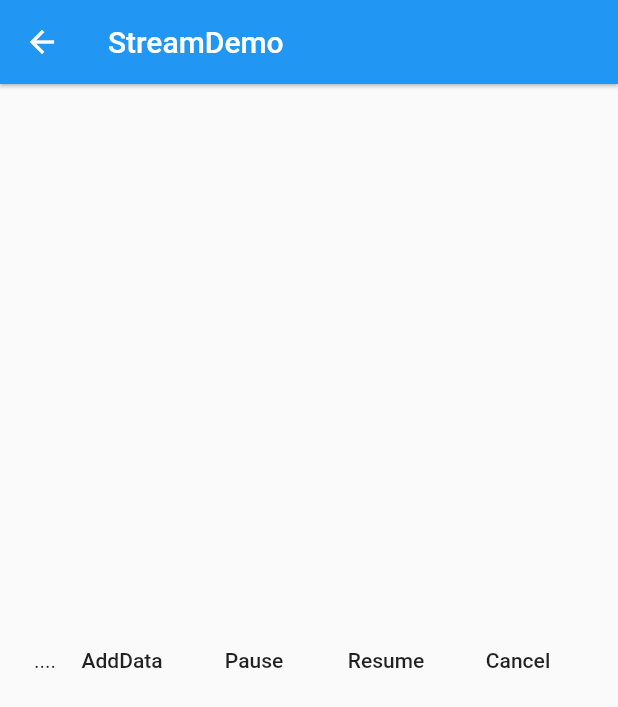
After one commit to pengzishang/FlutterLearning, a Flutter app: the StreamDemo screen opened by its route, after a tap on "AddData", on a phone screen of 412 x 824 dp. The commit adds this screen. Shown: the top 707 px of the screen. Run offline on Flutter 3.47's test engine with Material 2 defaults, Android fonts, the phone set to English and light mode, and no system bars.

Commit message:
15-Stream
Signed-off-by: Desh Peng(SourceTree) <357572659@qq.com>

```diff
--- a/lib/main.dart
+++ b/lib/main.dart
@@ -7,6 +7,7 @@ import 'ChipDemo.dart';
 import 'DataTableDemo.dart';
 import 'StepperDemo.dart';
 import 'state/state_management_demo.dart';
+import 'stream/stream_demo.dart';
 void main() => runApp(MyApp());
 
 final ThemeData kDefaultTheme = new ThemeData(
@@ -47,6 +48,7 @@ class MyApp extends StatelessWidget {
         '/CardDemo':(context) => CardDemo(),
         '/StepperDemo':(context) => StepperDemo(),
         '/StateManagementDemo':(context) => StateManagementDemo(),
+        '/StreamDemo':(context) => StreamDemo(),
       },
     );
     return materialApp;
@@ -193,6 +195,15 @@ class Defalut extends StatelessWidget {
                 Navigator.of(context).pushNamed('/StateManagementDemo');
               },
             ),
+            ListTile(
+              title: Text(
+                'StreamDemo',
+                style: TextStyle(fontSize: 20),
+              ),
+              onTap: () {
+                Navigator.of(context).pushNamed('/StreamDemo');
+              },
+            ),
           ],
         ),
       ),
--- /dev/null
+++ b/lib/stream/stream_demo.dart
@@ -0,0 +1,110 @@
+import 'package:flutter/material.dart';
+import 'dart:async';
+
+class StreamDemo extends StatelessWidget {
+  @override
+  Widget build(BuildContext context) {
+    return Scaffold(
+      appBar: AppBar(
+        elevation: 1.0,
+        title: Text('StreamDemo'),
+      ),
+      body: StreamDemoHome(),
+    );
+  }
+}
+
+class StreamDemoHome extends StatefulWidget {
+  @override
+  _StreamDemoHomeState createState() => _StreamDemoHomeState();
+}
+
+class _StreamDemoHomeState extends State<StreamDemoHome> {
+  StreamSubscription _streamSubscription;
+  StreamController<int> _streamController = StreamController<int>();
+
+  @override
+  void initState() {
+    super.initState();
+//    Stream<int> _streamDemo = Stream.fromFuture(fetchData());
+
+    _streamController = StreamController.broadcast();
+    _streamController.stream.listen(onData, onError: (error) {
+      debugPrint(error);
+    }, onDone: () {
+      debugPrint('dddd');
+    });
+
+    _streamController.stream.listen(onDataTwo, onError: (error) {
+      debugPrint(error);
+    }, onDone: () {
+      debugPrint('dddd');
+    });
+  }
+
+  @override
+  void dispose() {
+    // TODO: implement dispose
+    super.dispose();
+    _streamController.close();
+  }
+
+  void onData(int stringData) {
+    print(stringData);
+  }
+
+  void onDataTwo(int stringData) {
+    print('onDataTwo:$stringData');
+  }
+
+  Future<int> fetchData() async {
+    await Future.delayed(Duration(seconds: 3));
+    return 2;
+//    throw 'somme';
+  }
+
+  void _addData() async {
+    debugPrint('addData');
+    int data = await fetchData();
+    _streamController.sink.add(data);
+  }
+
+  @override
+  Widget build(BuildContext context) {
+    return Container(
+      child: Center(
+        child: Row(
+          mainAxisAlignment: MainAxisAlignment.center,
+          children: <Widget>[
+            StreamBuilder(
+              initialData: '....',
+              builder: (context, snapshot) {
+                return Text(snapshot.data.toString());
+              },
+              stream: _streamController.stream,
+            ),
+            FlatButton(onPressed: _addData, child: Text('AddData')),
+            FlatButton(
+                onPressed: () {
+                  debugPrint('pause');
+                  _streamSubscription.pause();
+                },
+                child: Text('Pause')),
+            FlatButton(
+                onPressed: () {
+                  debugPrint('Resume');
+                  _streamSubscription.resume();
+                },
+                child: Text('Resume')),
+            FlatButton(
+                onPressed: () {
+                  debugPrint('cancel');
+                  _streamSubscription.cancel();
+                },
+                child: Text('Cancel')),
+          ],
+        ),
+      ),
+    );
+  }
+}
```
